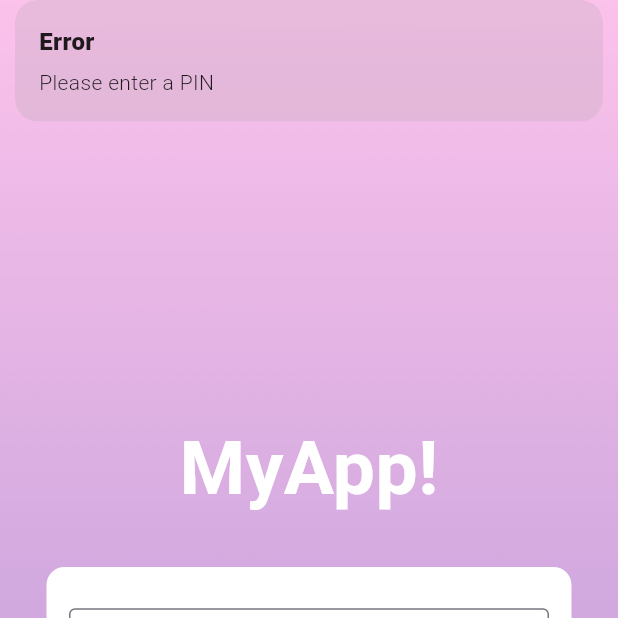
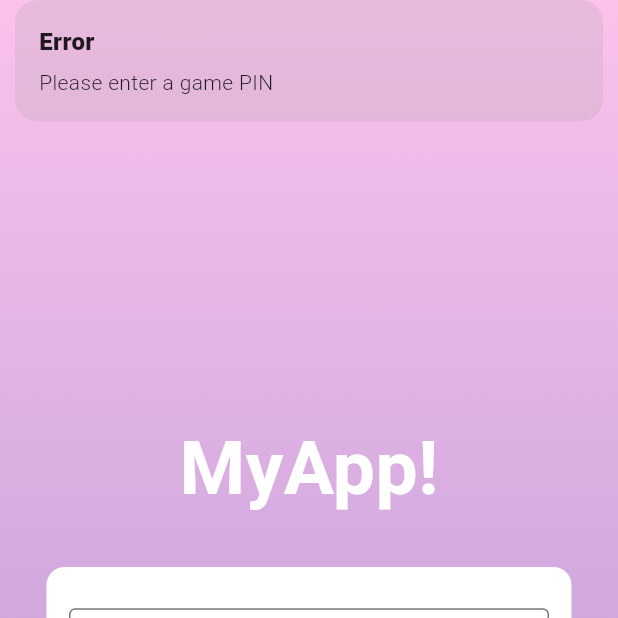
Before and after one commit to VrutiPatel102/kahoot, a Flutter app: the EnterPin screen opened by its route, after a tap on "Enter", on a phone screen of 412 x 824 dp, the top half of it. Run offline on Flutter 3.47's test engine with Material 3 defaults, Android fonts, the phone set to English and light mode, and no system bars; our stand-ins replace animate_do, cloud_firestore, firebase_auth, firebase_core, get, loading_animation_widget; accounts and stored records are empty.

Commit message:
change in enter pin, enter nickname screen and controller files

```diff
--- a/lib/views/Quiz(Host_Side)/loading_pinGenerate/loading_pin_contoller.dart
+++ b/lib/views/Quiz(Host_Side)/loading_pinGenerate/loading_pin_contoller.dart
@@ -7,16 +7,14 @@ class LoadingPinController extends GetxController {
   Future<void> hostQuiz(String quizTitle) async {
     final pin = _generatePin();
 
-    // Save quiz to Firestore
     await FirebaseFirestore.instance.collection('quizzes').doc(pin).set({
       'quizTitle': quizTitle,
       'pin': pin,
-      'status': 'waiting', // waiting | started
+      'status': 'waiting',
       'players': [],
       'createdAt': FieldValue.serverTimestamp(),
     });
 
-    // Navigate to quiz lobby
     Get.offNamed(AppRoute.quizLobbyScreen, arguments: {
       "quizTitle": quizTitle,
       "pin": pin,
@@ -26,6 +24,6 @@ class LoadingPinController extends GetxController {
 
   String _generatePin() {
     final random = Random();
-    return (100000 + random.nextInt(900000)).toString(); // 6-digit pin
+    return (100000 + random.nextInt(900000)).toString();
   }
 }
--- a/lib/views/enter_name/enterName_binding.dart
+++ b/lib/views/enter_name/enterName_binding.dart
@@ -4,6 +4,6 @@ import 'package:kahoot_app/views/enter_name/enterName_controller.dart';
 class NickNameBinding extends Bindings {
   @override
   void dependencies() {
-    Get.lazyPut<EnterNameController>(() => EnterNameController());
+    Get.lazyPut<EnterNickNameController>(() => EnterNickNameController());
   }
 }
--- a/lib/views/enter_pin/enterPin_controller.dart
+++ b/lib/views/enter_pin/enterPin_controller.dart
@@ -1,34 +1,57 @@
-import 'package:cloud_firestore/cloud_firestore.dart';
 import 'package:flutter/material.dart';
 import 'package:get/get.dart';
-import 'package:kahoot_app/routes/app_route.dart';
+import 'package:kahoot_app/constants/app.dart';
+import 'package:kahoot_app/constants/app_images.dart';
+import 'package:kahoot_app/constants/app_colors.dart';
+import 'package:cloud_firestore/cloud_firestore.dart';
 
 class EnterPinController extends GetxController {
-  final TextEditingController pinController = TextEditingController();
+  TextEditingController pinController = TextEditingController();
+  var isLoading = false.obs;
 
-  Future<void> onEnterPin() async { // renamed to match UI call
-    String pin = pinController.text.trim();
-    if (pin.isEmpty) {
-      Get.snackbar("Error", "Please enter a PIN");
+  final FirebaseFirestore _firestore = FirebaseFirestore.instance;
+
+  /// Called when player enters a PIN
+  Future<void> onEnterPin() async {
+    final enteredPin = pinController.text.trim();
+
+    if (enteredPin.isEmpty) {
+      Get.snackbar("Error", "Please enter a game PIN");
       return;
     }
 
-    final doc = await FirebaseFirestore.instance
-        .collection('quizzes')
-        .doc(pin)
-        .get();
+    isLoading.value = true;
 
-    if (doc.exists) {
-      Get.toNamed(AppRoute.enterNickName, arguments: {'pin': pin});
-    } else {
-      Get.snackbar("Invalid PIN", "Please enter a valid game PIN");
+    try {
+      final snapshot = await _firestore
+          .collection('quizzes')
+          .where('pin', isEqualTo: enteredPin)
+          .limit(1)
+          .get();
+
+      if (snapshot.docs.isEmpty) {
+        Get.snackbar("Error", "Invalid PIN. Please check and try again.");
+        isLoading.value = false;
+        return;
+      }
+
+      // If valid PIN found, navigate
+      Get.toNamed(
+        '/enterNickname', // Replace with your actual nickname route
+        arguments: {
+          'pin': enteredPin,
+          'isHost': false,
+        },
+      );
+    } catch (e) {
+      Get.snackbar("Error", e.toString());
+    } finally {
+      isLoading.value = false;
     }
   }
 
+  /// Host login button action
   void login() {
-    // Optional: Navigate to login screen
-    Get.toNamed(
-      AppRoute.login,
-      arguments: {'pin': pinController.text},
-    );  }
+    Get.toNamed('/login'); // Replace with your actual login route
+  }
 }
--- a/lib/views/enter_pin/enter_pin.dart
+++ b/lib/views/enter_pin/enter_pin.dart
@@ -1,9 +1,9 @@
 import 'package:flutter/material.dart';
 import 'package:get/get.dart';
 import 'package:kahoot_app/constants/app.dart';
+import 'package:kahoot_app/constants/app_colors.dart';
 import 'package:kahoot_app/constants/app_images.dart';
-import 'package:kahoot_app/constants/app_colors.dart';
-import 'enterPin_controller.dart';
+import 'package:kahoot_app/views/enter_pin/enterPin_controller.dart';
 
 class EnterPin extends GetView<EnterPinController> {
   const EnterPin({super.key});
@@ -39,7 +39,7 @@ class EnterPin extends GetView<EnterPinController> {
               fontWeight: FontWeight.w700,
             ),
           ),
-          SizedBox(height: 30),
+          const SizedBox(height: 30),
           _container(),
         ],
       ),
@@ -57,29 +57,35 @@ class EnterPin extends GetView<EnterPinController> {
       ),
       child: Column(
         mainAxisAlignment: MainAxisAlignment.center,
-        children: [_pin(), SizedBox(height: 15), _enterBtn()],
+        children: [
+          _pin(),
+          const SizedBox(height: 15),
+          _enterBtn(),
+        ],
       ),
     );
   }
 
   Widget _enterBtn() {
-    return SizedBox(
+    return Obx(() => SizedBox(
       height: 50,
       width: double.infinity,
       child: ElevatedButton(
-        onPressed: () {
-          controller.onEnterPin();
-        },
+        onPressed:
+        controller.isLoading.value ? null : () => controller.onEnterPin(),
         style: ElevatedButton.styleFrom(
           backgroundColor: AppColors().black,
-          shape: RoundedRectangleBorder(borderRadius: BorderRadius.circular(5)),
+          shape: RoundedRectangleBorder(
+              borderRadius: BorderRadius.circular(5)),
         ),
-        child: Text(
+        child: controller.isLoading.value
+            ? const CircularProgressIndicator(color: Colors.white)
+            : Text(
           'Enter',
           style: TextStyle(color: AppColors().white, fontSize: 18),
         ),
       ),
-    );
+    ));
   }
 
   Widget _pin() {
--- a/lib/views/que_loading/que_loading_controller.dart
+++ b/lib/views/que_loading/que_loading_controller.dart
@@ -2,7 +2,7 @@ import 'package:get/get.dart';
 import 'package:kahoot_app/routes/app_route.dart';
 
 class QueLoadingController extends GetxController {
-  static int loopCount = 0; // Tracks repetitions
+  static int loopCount = 0;
 
   @override
   void onReady() {
--- a/pubspec.yaml
+++ b/pubspec.yaml
@@ -38,6 +38,9 @@ dependencies:
   loading_animation_widget: ^1.2.0
   cloud_firestore: ^4.17.3
   animate_do: ^3.0.2
+  firebase_core: ^2.32.0
+  firebase_auth: ^4.16.0
+
 
 dev_dependencies:
   flutter_test:
```
Also changed, not shown: lib/main.dart (+7 -2 lines), lib/views/Quiz(Host_Side)/quiz_lobby_screen/quiz_lobby_controller.dart (+57 -24 lines), lib/views/Quiz(Host_Side)/quiz_lobby_screen/quiz_lobby_screen.dart (+8 -8 lines), lib/views/enter_name/enterName_controller.dart (+26 -22 lines), lib/views/enter_name/enterName_screen.dart (+4 -4 lines), lib/views/login/login_controller.dart (+21 -13 lines), pubspec.lock, 3 other files.
